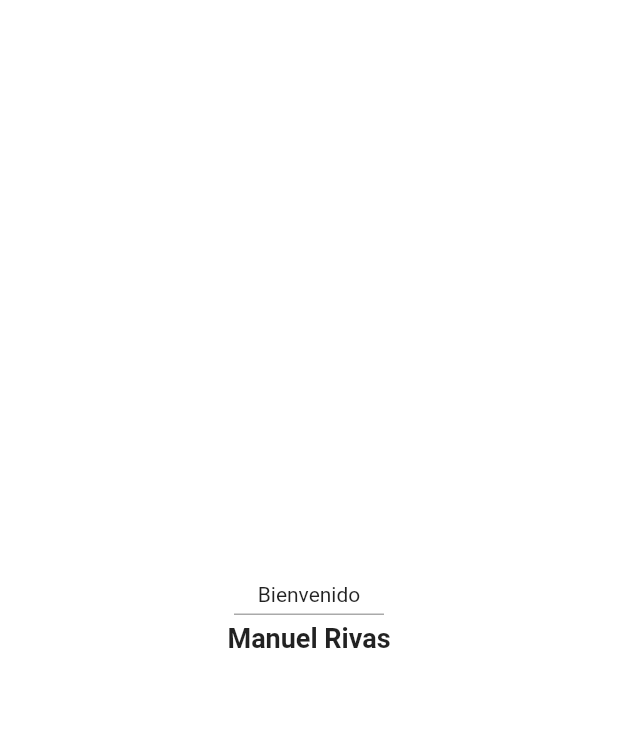
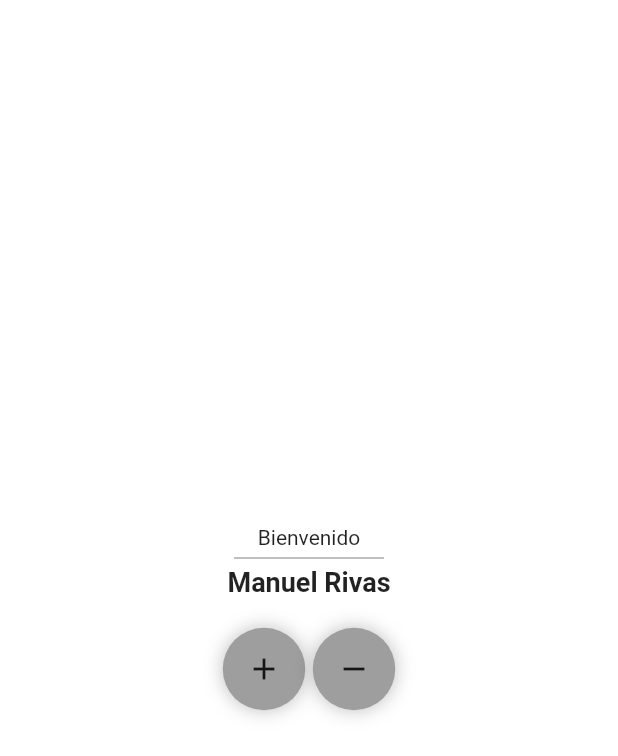
Before and after one commit to bolloteam/flutterTest, a Flutter app: the screen it shows after launch, on a phone screen of 412 x 824 dp. Shown: the top 756 px of the screen. Run offline on Flutter 3.47's test engine with Material 2 defaults, Android fonts, the phone set to English and light mode, and no system bars; our stand-ins replace flutter_svg.

Commit message:
Widget Row

```diff
--- a/lib/main.dart
+++ b/lib/main.dart
@@ -7,7 +7,7 @@ class MyApp extends StatelessWidget{
   @override
   Widget build(BuildContext context){
 
-    SystemChrome.setSystemUIOverlayStyle(SystemUiOverlayStyle.light);
+    SystemChrome.setSystemUIOverlayStyle(SystemUiOverlayStyle.dark);
 
     return MaterialApp(
       home: HomePage(),
--- a/lib/pages/home_page.dart
+++ b/lib/pages/home_page.dart
@@ -30,6 +30,19 @@ class HomePage extends StatelessWidget{
                 color: Color(0xffaaaaaa),
               ),
               Text("Manuel Rivas", style: TextStyle(fontSize: 18, fontWeight: FontWeight.bold),),
+              SizedBox(height: 20,),
+              Row(
+                mainAxisAlignment: MainAxisAlignment.center,
+                //mainAxisAlignment: MainAxisAlignment.end,
+                children: <Widget>[
+                  CircleContainer(child: Icon(Icons.add), width: 55, height: 55),
+                  //Container(width: 20,),
+                  SizedBox(width: 5,),
+                  CircleContainer(child: Icon(Icons.remove), width: 55, height: 55),
+                  // Container(width: 80, height: 80, color: Colors.blueAccent,),
+                  // Container(width: 120, height: 120, color: Colors.blueAccent,),
+                ],
+              )
             ],
           ),
         ),
--- a/lib/widgets/circle_container.dart
+++ b/lib/widgets/circle_container.dart
@@ -7,8 +7,8 @@ class CircleContainer extends StatelessWidget{
 
 
   CircleContainer({required this.child,required this.width,required this.height}):
-  assert(width >= 100),
-  assert(height >= 100);
+  assert(width >= 50),
+  assert(height >= 50);
 
   @override
   Widget build(BuildContext context) {
```
